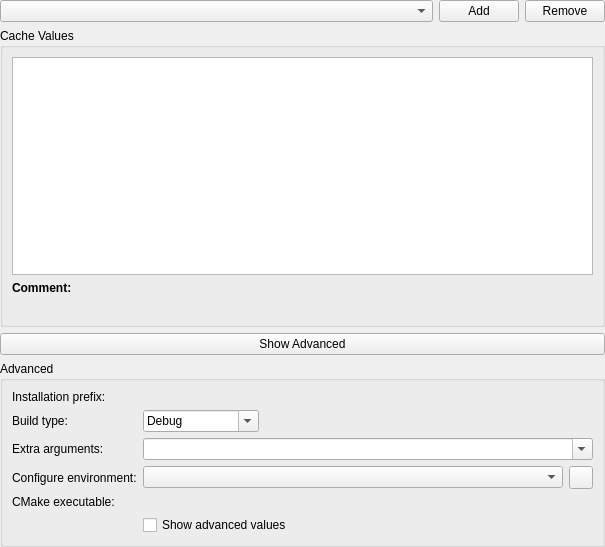
Qt form projectmanagers/cmake/settings/cmakebuildsettings.ui (KDE/kdevelop) before a commit.
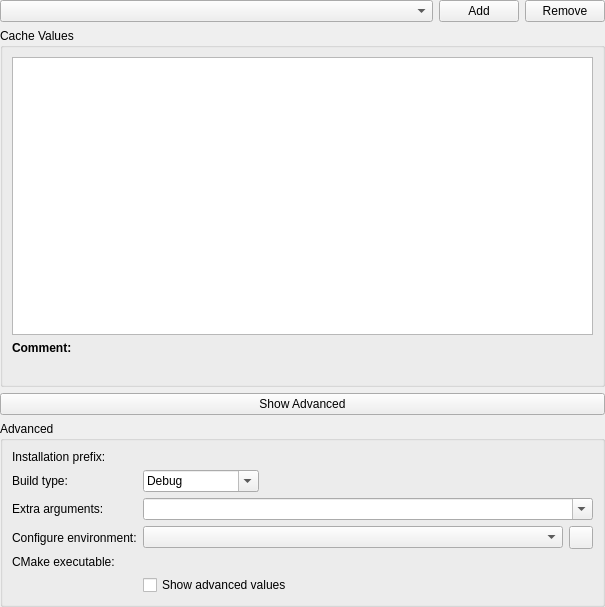
The same form after that commit. Custom widgets are drawn as their Qt base class.

Patch:
```diff
--- a/projectmanagers/cmake/settings/cmakebuildsettings.ui
+++ b/projectmanagers/cmake/settings/cmakebuildsettings.ui
@@ -7,7 +7,7 @@
     <x>0</x>
     <y>0</y>
     <width>605</width>
-    <height>547</height>
+    <height>607</height>
    </rect>
   </property>
   <property name="sizePolicy">
@@ -215,7 +215,7 @@
        <widget class="KUrlRequester" name="cMakeExecutable"/>
       </item>
       <item row="4" column="0">
-       <widget class="QLabel">
+       <widget class="QLabel" name="label">
         <property name="text">
          <string>CMake executable:</string>
         </property>
```
Left out of the diff: 11 changed lines with no effect on the pictures.
